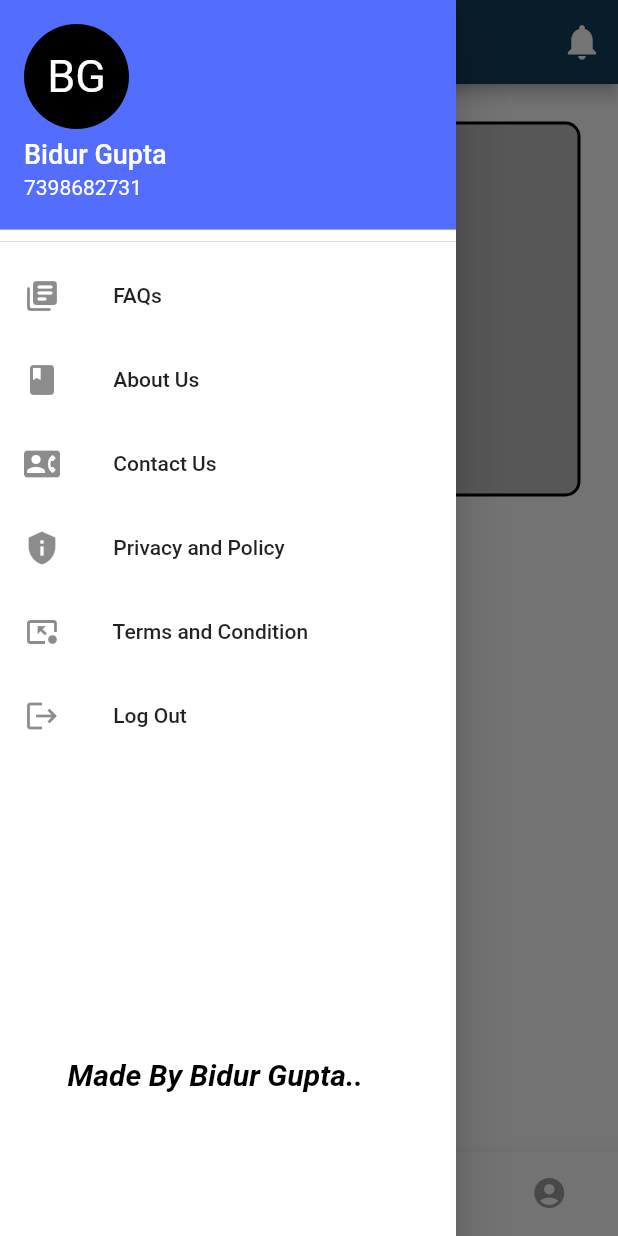
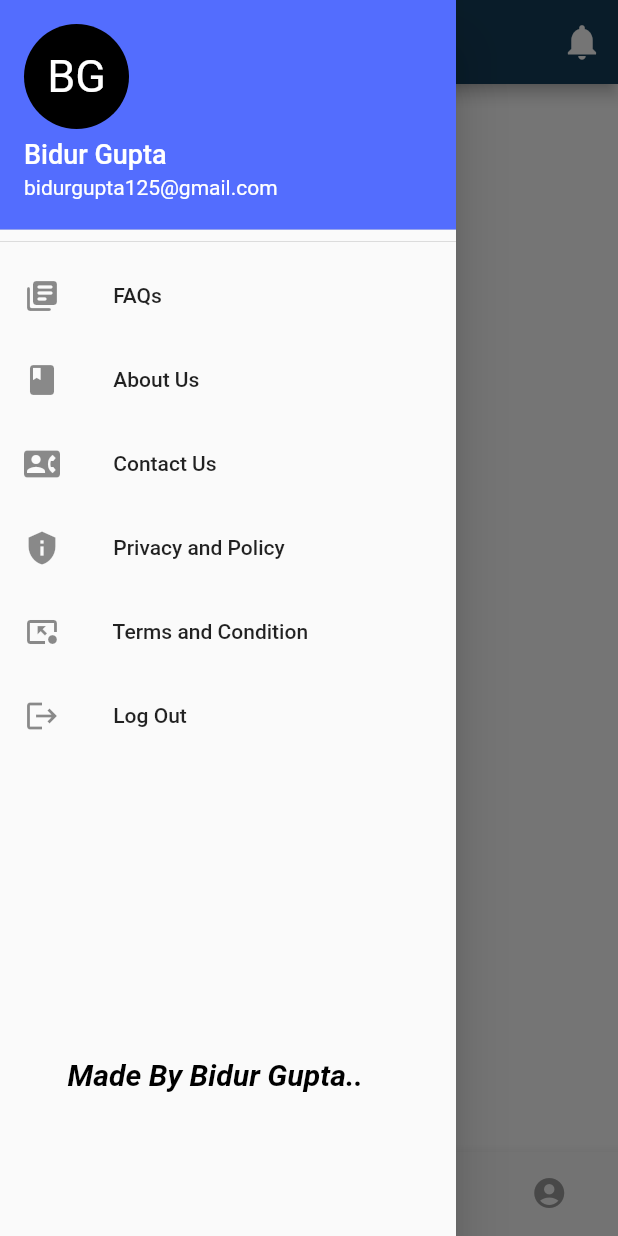
Before and after one commit to bidur0123/BlackCoffer, a Flutter app: the screen it shows once a user with an empty profile is signed in, item 3 of the bottom bar chosen, with the side drawer open, on a phone screen of 412 x 824 dp. Run offline on Flutter 3.47's test engine with Material 2 defaults, Android fonts, the phone set to English and light mode, and no system bars; our stand-ins replace cloud_firestore, country_picker, firebase_auth, firebase_core, firebase_database, firebase_storage and 10 more; missing offline and left inert: video_compress; accounts and stored records are empty; Roboto replaces fonts that are missing (Mulish).

```diff
--- a/lib/main.dart
+++ b/lib/main.dart
@@ -1,4 +1,4 @@
-import 'package:blackcoffer/login_screen.dart';
+import 'package:blackcoffer/login/login_screen.dart';
 import 'package:blackcoffer/screen/base_screen.dart';
 import 'package:blackcoffer/screen/user_information_screen.dart';
 import 'package:firebase_auth/firebase_auth.dart';
--- a/lib/provider/auth_provider.dart
+++ b/lib/provider/auth_provider.dart
@@ -1,7 +1,7 @@
 import 'dart:convert';
 import 'dart:io';
 
-import 'package:blackcoffer/login_screen.dart';
+import 'package:blackcoffer/login/login_screen.dart';
 import 'package:cloud_firestore/cloud_firestore.dart';
 import 'package:firebase_auth/firebase_auth.dart';
 import 'package:firebase_storage/firebase_storage.dart';
--- a/lib/screen/base_screen.dart
+++ b/lib/screen/base_screen.dart
@@ -1,6 +1,7 @@
-import 'package:blackcoffer/login_screen.dart';
+import 'package:blackcoffer/login/login_screen.dart';
 import 'package:blackcoffer/screen/VideoUpload/video_post.dart';
 import 'package:blackcoffer/screen/add_post_screen.dart';
+import 'package:blackcoffer/screen/drawer_screen.dart';
 import 'package:blackcoffer/screen/home_page.dart';
 import 'package:blackcoffer/screen/post_screen.dart';
 import 'package:blackcoffer/screen/profile_screen.dart';
@@ -22,8 +23,8 @@ class _BaseScreenState extends State<BaseScreen> {
 
   static  final List<Widget> _widgetOptions = <Widget>[
       HomePage(),
+      AddPostScreen(),
       UploadVideoScreen(),
-      PostScreen(),
       ProfileScreen(),
   ];
 
@@ -36,7 +37,7 @@ class _BaseScreenState extends State<BaseScreen> {
     return Scaffold(
       appBar: AppBar(
         backgroundColor: Color(0xff133D59),
-        title: Text(
+        title: const Text(
             "BLACKCOFFER",
           style: TextStyle(
             color: Colors.white
@@ -58,91 +59,7 @@ class _BaseScreenState extends State<BaseScreen> {
           ),
         ],
       ),
-      drawer: Drawer(
-        backgroundColor: Colors.white,
-        child: ListView(
-          padding: const EdgeInsets.all(0),
-          children:  [
-            const DrawerHeader (
-              padding: EdgeInsets.all(0.0),
-              child: UserAccountsDrawerHeader(
-                decoration: BoxDecoration(
-                  color:Colors.indigoAccent,
-                ),
-                accountName: Text(
-                  "Bidur Gupta",
-                  style: TextStyle(
-                    fontFamily: 'Mulish',
-                    fontSize: 18,
-                    color: Colors.white,
-                  ),
-                ),
-                accountEmail: Text(
-                  "7398682731",
-                  style: TextStyle(
-                    fontFamily: 'Mulish',
-                    color: Colors.white,
-                  ),
-                ),
-                currentAccountPictureSize: Size.square(70),
-                currentAccountPicture: CircleAvatar(
-                  backgroundColor: Colors.black,
-                  child: Text(
-                    "BG",
-                    style: TextStyle(
-                      fontSize: 30.0,
-                      fontFamily: 'Mulish',
-                      color: Colors.white,
-                    ),
-                  ), //Text
-                ),
-              ),
-            ),
-           const ListTile(
-              leading: Icon(Icons.my_library_books_rounded),
-              title: Text(' FAQs'),
-            ),
-            const ListTile(
-              leading: Icon(Icons.book),
-              title: Text(' About Us'),
-            ),
-            const ListTile(
-              leading: Icon(Icons.contact_phone),
-              title: Text(' Contact Us '),
-            ),
-            const ListTile(
-              leading: Icon(Icons.privacy_tip),
-              title: Text(' Privacy and Policy  '),
-            ),
-            const ListTile(
-              leading: Icon(Icons.pin_end),
-              title: Text(' Terms and Condition  '),
-            ),
-            ListTile(
-              onTap: () {
-                _userHome();
-              },
-              leading: Icon(Icons.logout),
-              title: Text(' Log Out  '),
-            ),
-            Expanded(
-              child: Padding(
-                padding: EdgeInsets.fromLTRB(45.0, 200.0, 40.0, 20.0),
-                child: Text (
-                  'Made By Bidur Gupta..',
-                  style: TextStyle(
-                      fontSize: 20.0,
-                      fontFamily: 'Mulish',
-                      fontStyle: FontStyle.italic,
-                      fontWeight: FontWeight.bold,
-                      color: Colors.black
-                  ),
-                ),
-              ),
-            ),
-          ],
-        ),
-      ),
+      drawer: DrawerScreen(),
       body: Center(
         child: _widgetOptions.elementAt(_selectedIndex),
       ),
@@ -153,13 +70,13 @@ class _BaseScreenState extends State<BaseScreen> {
           unselectedItemColor: Colors.grey,
           items: const [
             BottomNavigationBarItem(
-                icon: Icon(FontAwesomeIcons.home),          label: "Home"),
+                icon: Icon(FontAwesomeIcons.home),             label: "Home"),
             BottomNavigationBarItem(
                 icon: Icon(FontAwesomeIcons.upload),           label: "Upload"),
             BottomNavigationBarItem(
-                icon: Icon(Icons.image),                    label: "YourPost"),
+                icon: Icon(Icons.image),                       label: "VideoPost"),
             BottomNavigationBarItem(
-                icon: Icon(Icons.account_circle_rounded),   label: "Profile")
+                icon: Icon(Icons.account_circle_rounded),      label: "Profile")
           ],
           currentIndex: _selectedIndex,
           onTap: (int index) {
--- /dev/null
+++ b/lib/screen/drawer_screen.dart
@@ -0,0 +1,111 @@
+import 'package:blackcoffer/login/login_screen.dart';
+import 'package:firebase_auth/firebase_auth.dart';
+import 'package:firebase_database/firebase_database.dart';
+import 'package:firebase_database/ui/firebase_animated_list.dart';
+import 'package:flutter/material.dart';
+import 'package:get/get.dart';
+
+class DrawerScreen extends StatefulWidget {
+  const DrawerScreen({Key? key}) : super(key: key);
+
+  @override
+  State<DrawerScreen> createState() => _DrawerScreenState();
+}
+
+class _DrawerScreenState extends State<DrawerScreen> {
+  final dbRef = FirebaseDatabase.instance.ref().child('Posts');
+  FirebaseAuth auth = FirebaseAuth.instance;
+  void _userHome() async {
+    Get.to(
+        LoginPage());
+  }
+  @override
+  Widget build(BuildContext context) {
+    return Drawer(
+          child: ListView(
+            padding: const EdgeInsets.all(0),
+            children:  [
+              DrawerHeader (
+                padding: EdgeInsets.all(0.0),
+                child: UserAccountsDrawerHeader(
+                  decoration: BoxDecoration(
+                    color:Colors.indigoAccent,
+                  ),
+                  accountName: Text(
+                    "Bidur Gupta",
+                    style: TextStyle(
+                      fontFamily: 'Mulish',
+                      fontSize: 18,
+                      color: Colors.white,
+                    ),
+                  ),
+                  accountEmail: Text(
+                    "bidurgupta125@gmail.com",
+                    style: TextStyle(
+                      fontFamily: 'Mulish',
+                      color: Colors.white,
+                    ),
+                  ),
+                  currentAccountPictureSize: Size.square(70),
+                  currentAccountPicture: CircleAvatar(
+                    backgroundColor: Colors.black,
+                    child: Text(
+                      "BG",
+                      style: TextStyle(
+                        fontSize: 30.0,
+                        fontFamily: 'Mulish',
+                        color: Colors.white,
+                      ),
+                    ), //Text
+                  ),
+                ),
+              ),
+              ListTile(
+                leading: Icon(Icons.my_library_books_rounded),
+                title: Text(' FAQs'),
+              ),
+              ListTile(
+                leading: Icon(Icons.book),
+                title: Text(' About Us'),
+              ),
+              ListTile(
+                leading: Icon(Icons.contact_phone),
+                title: Text(' Contact Us '),
+              ),
+              ListTile(
+                leading: Icon(Icons.privacy_tip),
+                title: Text(' Privacy and Policy  '),
+              ),
+              ListTile(
+                leading: Icon(Icons.pin_end),
+                title: Text(' Terms and Condition  '),
+              ),
+              InkWell(
+                onTap: (){
+                  _userHome();
+                },
+                child: ListTile(
+                  leading: Icon(Icons.logout),
+                  title: Text(' Log Out  '),
+                ),
+              ),
+              Expanded(
+                child: Padding(
+                  padding: EdgeInsets.fromLTRB(45.0, 200.0, 40.0, 20.0),
+                  child: Text (
+                    'Made By Bidur Gupta..',
+                    style: TextStyle(
+                        fontSize: 20.0,
+                        fontFamily: 'Mulish',
+                        fontStyle: FontStyle.italic,
+                        fontWeight: FontWeight.bold,
+                        color: Colors.black
+                    ),
+                  ),
+                ),
+              ),
+            ],
+          ),
+     );
+  }
+}
```
Also changed, not shown: lib/screen/VideoUpload/upload_controller.dart (+4 -6 lines), lib/screen/VideoUpload/upload_form.dart (+10 -9 lines), lib/screen/home_page.dart (+5 -5 lines), lib/screen/user_information_screen.dart (+11 -13 lines), lib/login/login_screen.dart (renamed from lib/login_screen.dart), lib/login/otp_page.dart (renamed from lib/otp_page.dart).
